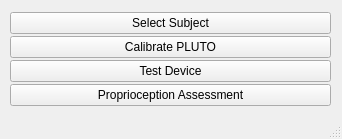
Above: ui/plutopropass.ui from siva82kb/pluto-assessment before the change. Below: the same form after it.
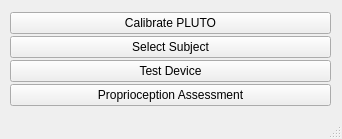
That is the form after the change.

Commit message: Got the calib window created and some basic functionality implemented. Need to complete caliration by tomorrow.

Patch:
```diff
--- a/ui/plutopropass.ui
+++ b/ui/plutopropass.ui
@@ -42,6 +42,13 @@
      <property name="sizeConstraint">
       <enum>QLayout::SetDefaultConstraint</enum>
      </property>
+     <item>
+      <widget class="QPushButton" name="pbCalibration">
+       <property name="text">
+        <string>Calibrate PLUTO</string>
+       </property>
+      </widget>
+     </item>
      <item>
       <widget class="QPushButton" name="pbSubject">
        <property name="toolTip">
@@ -52,13 +59,6 @@
        </property>
       </widget>
      </item>
-     <item>
-      <widget class="QPushButton" name="pbCalibration">
-       <property name="text">
-        <string>Calibrate PLUTO</string>
-       </property>
-      </widget>
-     </item>
      <item>
       <widget class="QPushButton" name="pbTestDevice">
        <property name="text">
```
The commit also changes 5 other files.
